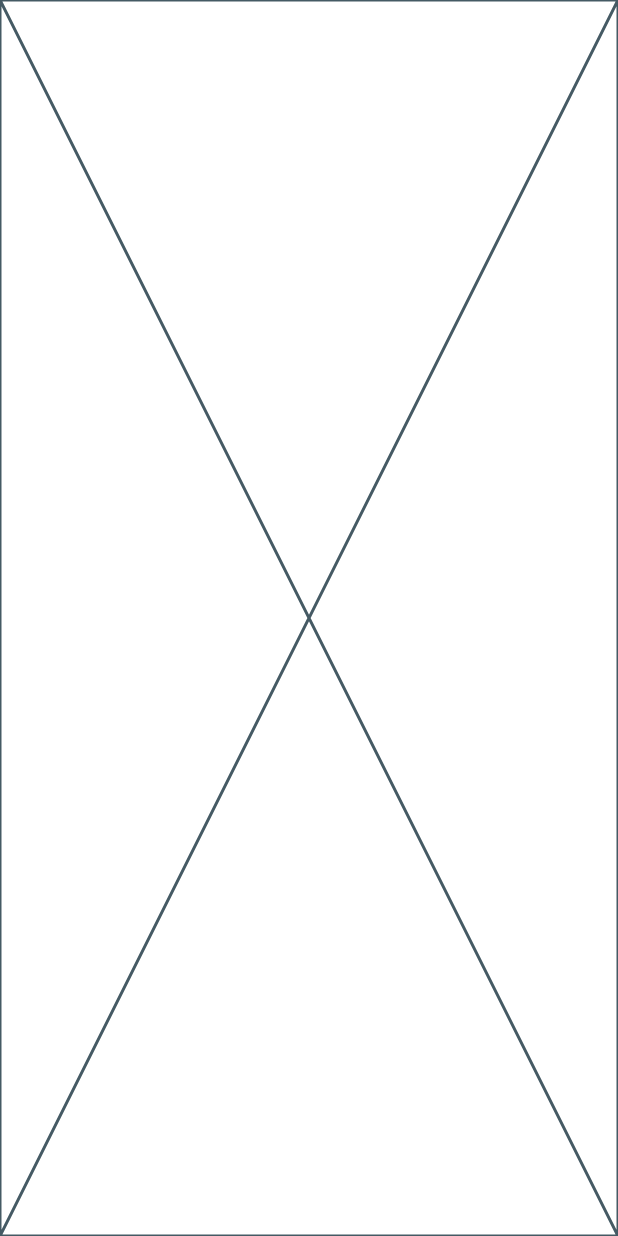
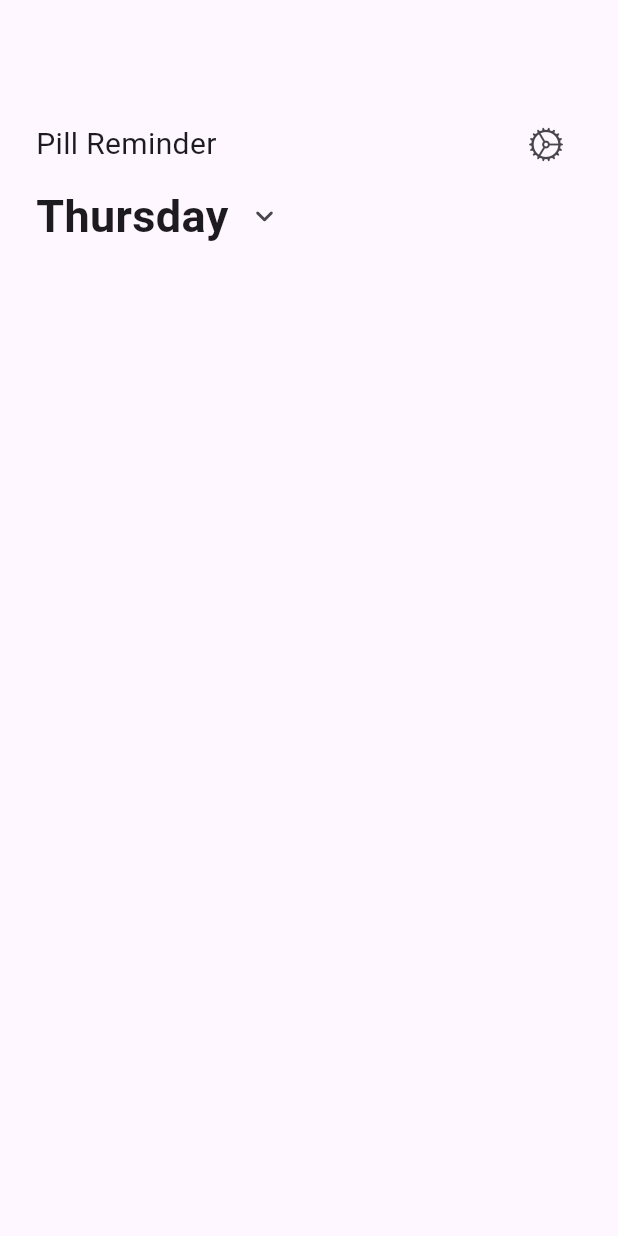
Before and after one commit to muzzammil763/Pill_Reminder_UI, a Flutter app: the screen it shows after launch, on a phone screen of 412 x 824 dp. Run offline on Flutter 3.47's test engine with Material 3 defaults, Android fonts, the light colour scheme and no system bars.

Commit message:
added some components in home screen

```diff
--- a/lib/Screens/homescreen.dart
+++ b/lib/Screens/homescreen.dart
@@ -1,3 +1,4 @@
+import 'package:flutter/cupertino.dart';
 import 'package:flutter/material.dart';
 
 class HomeScreen extends StatelessWidget {
@@ -5,6 +6,53 @@ class HomeScreen extends StatelessWidget {
 
   @override
   Widget build(BuildContext context) {
-    return const Placeholder();
+    return Scaffold(
+      body: Padding(
+        padding: const EdgeInsets.only(
+          left: 24,
+          right: 24,
+          top: 72,
+        ),
+        child: Column(
+          crossAxisAlignment: CrossAxisAlignment.start,
+          children: [
+            Row(
+              children: [
+                const Text(
+                  "Pill Reminder",
+                  style: TextStyle(
+                    fontSize: 20,
+                  ),
+                ),
+                const Spacer(),
+                IconButton(
+                  onPressed: () {},
+                  icon: const Icon(
+                    CupertinoIcons.settings_solid,
+                  ),
+                ),
+              ],
+            ),
+            Row(
+              children: [
+                const Text(
+                  "Thursday",
+                  style: TextStyle(
+                    fontWeight: FontWeight.bold,
+                    fontSize: 30,
+                  ),
+                ),
+                IconButton(
+                  onPressed: () {},
+                  icon: const Icon(
+                    Icons.keyboard_arrow_down_rounded,
+                  ),
+                ),
+              ],
+            ),
+          ],
+        ),
+      ),
+    );
   }
 }
```
